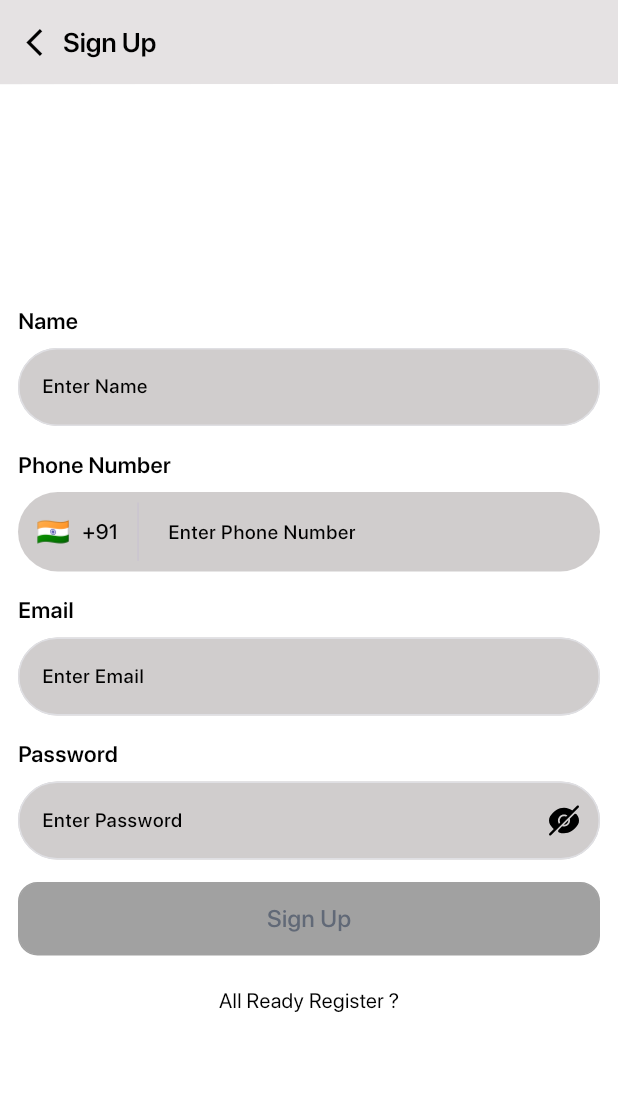
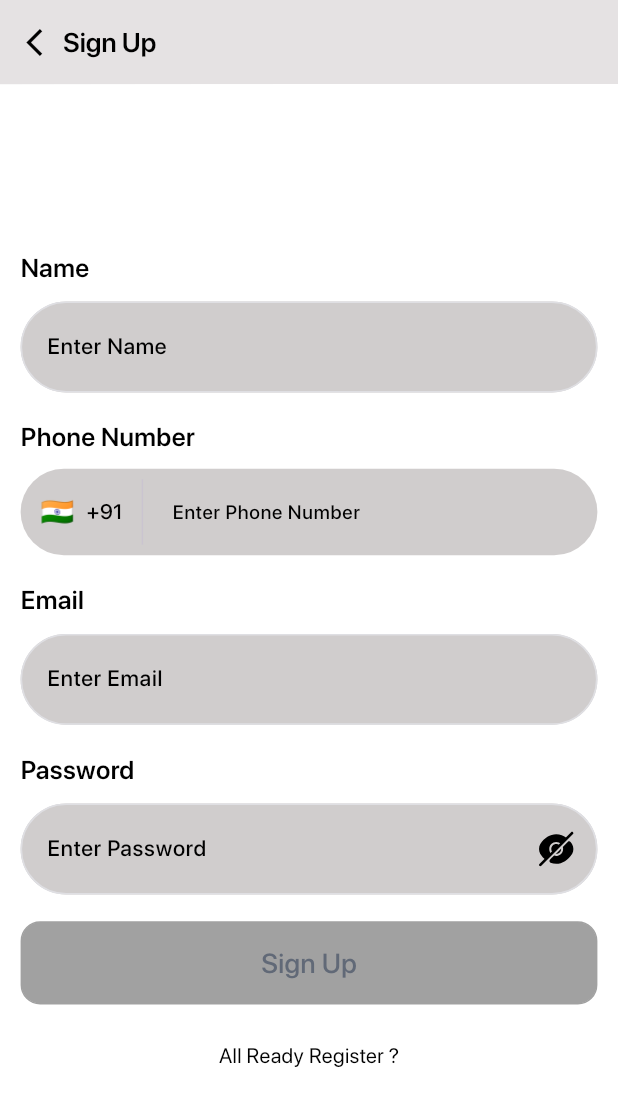
Before and after one commit to priyankpm/flutter_code_structure_bloc, a Flutter app: the SignUpScreen screen opened by its route, on a phone screen of 412 x 824 dp. Shown: the top 1106 px of the screen. Run offline on Flutter 3.47's test engine with Material 3 defaults, Android fonts, the phone set to English and light mode, and no system bars; our stand-ins replace cached_network_image, dio, equatable, firebase_auth, flutter_bloc, flutter_screenutil and 6 more; missing offline and left inert: dart_either; accounts and stored records are empty; project files that could hold a hidden picture were left out.

Commit message:
- add flutter screen util

```diff
--- a/lib/plugin/CountryCodePicker/country_picker_dialog.dart
+++ b/lib/plugin/CountryCodePicker/country_picker_dialog.dart
@@ -1,12 +1,10 @@
 import 'package:flutter/material.dart';
-import 'package:flutter_svg/svg.dart';
 import 'package:project_structure_bloc/generated/l10n.dart';
 import 'package:project_structure_bloc/plugin/CountryCodePicker/helpers.dart';
 import 'package:project_structure_bloc/presentation/common/text/common_text.dart';
 import 'package:project_structure_bloc/presentation/common/text_field/common_text_field.dart';
 import 'package:project_structure_bloc/presentation/utils/app_colors.dart';
 import 'package:project_structure_bloc/presentation/utils/app_constant.dart';
-import 'package:project_structure_bloc/presentation/utils/asset.dart';
 import 'package:project_structure_bloc/presentation/utils/size.dart';
 import 'package:project_structure_bloc/presentation/utils/styles.dart';
 
@@ -144,7 +142,7 @@ class _CountryPickerDialogState extends State<CountryPickerDialog> {
                   shrinkWrap: true,
                   itemCount: _filteredCountries.length,
                   itemBuilder: (ctx, index) => Padding(
-                    padding: const EdgeInsets.only(bottom: Spacing.medium),
+                    padding: EdgeInsets.only(bottom: Spacing.medium),
                     child: GestureDetector(
                       onTap: () {
                         _selectedCountry = _filteredCountries[index];
--- a/lib/presentation/common/text/common_text.dart
+++ b/lib/presentation/common/text/common_text.dart
@@ -1,4 +1,5 @@
 import 'package:flutter/material.dart';
+import 'package:flutter_screenutil/flutter_screenutil.dart';
 import 'package:project_structure_bloc/presentation/utils/app_colors.dart';
 import 'package:project_structure_bloc/presentation/utils/app_constant.dart';
 
@@ -45,7 +46,7 @@ class CommonText extends StatelessWidget {
       softWrap: softWrap ?? false,
       style: TextStyle(
           fontStyle: fontStyle,
-          fontSize: fontSize,
+          fontSize: fontSize?.sp,
           fontWeight: fontWeight,
           color: color ?? AppColors.textPrimaryColor,
           letterSpacing: letterSpacing,
--- a/lib/presentation/common/text_field/common_text_field.dart
+++ b/lib/presentation/common/text_field/common_text_field.dart
@@ -1,4 +1,5 @@
 import 'package:flutter/material.dart';
+import 'package:flutter_screenutil/flutter_screenutil.dart';
 import 'package:project_structure_bloc/presentation/common/error_view/error_text_widget.dart';
 import 'package:project_structure_bloc/presentation/common/icon_view/common_icon_view.dart';
 import 'package:project_structure_bloc/presentation/common/text/common_text.dart';
@@ -80,7 +81,7 @@ class _CommonTextFieldState extends State<CommonTextField> {
       children: [
         if (widget.labelText != null && (widget.labelText?.isNotEmpty ?? false))
           Padding(
-            padding: EdgeInsets.only(bottom: 8),
+            padding: EdgeInsets.only(bottom: 8.h),
             child: CommonText(
               string: widget.labelText ?? "",
               fontWeight: FontWeight.w600,
@@ -100,7 +101,7 @@ class _CommonTextFieldState extends State<CommonTextField> {
                 readOnly: widget.readOnly,
                 style: TextStyle(
                   fontWeight: FontWeight.w500,
-                  fontSize: Spacing.medium,
+                  fontSize: Spacing.medium.sp,
                   color: AppColors.textPrimaryColor,
                   letterSpacing: 0.5,
                 ),
@@ -147,7 +148,7 @@ class _CommonTextFieldState extends State<CommonTextField> {
                   hintText: widget.hintText,
                   hintStyle: AppTextStyle().commonTextStyle(
                     textColor: AppColors.textPrimaryColor,
-                    fontSize: 13,
+                    fontSize: 13.sp,
                     appFontStyle: AppFontStyle.medium,
                   ),
                   error:
@@ -159,13 +160,13 @@ class _CommonTextFieldState extends State<CommonTextField> {
                   fillColor: widget.fillColor ?? AppColors.cardBgColor,
                   disabledBorder: OutlineInputBorder(
                     borderRadius: BorderRadius.all(
-                      Radius.circular(widget.radius ?? 50),
+                      Radius.circular((widget.radius ?? 50).r),
                     ),
                     borderSide: BorderSide(color: AppColors.cardBgColor2),
                   ),
                   enabledBorder: OutlineInputBorder(
                     borderRadius: BorderRadius.all(
-                      Radius.circular(widget.radius ?? 50),
+                      Radius.circular((widget.radius ?? 50).r),
                     ),
                     borderSide: BorderSide(
                       color: widget.enableColor ?? AppColors.cardBgColor2,
@@ -173,7 +174,7 @@ class _CommonTextFieldState extends State<CommonTextField> {
                   ),
                   border: OutlineInputBorder(
                     borderRadius: BorderRadius.all(
-                      Radius.circular(widget.radius ?? 50),
+                      Radius.circular((widget.radius ?? 50).r),
                     ),
                     borderSide: BorderSide(
                       color: widget.focusedColor ?? AppColors.cardBgColor2,
@@ -181,13 +182,13 @@ class _CommonTextFieldState extends State<CommonTextField> {
                   ),
                   focusedBorder: OutlineInputBorder(
                     borderRadius: BorderRadius.all(
-                      Radius.circular(widget.radius ?? 50),
+                      Radius.circular((widget.radius ?? 50).r),
                     ),
                     borderSide: BorderSide(color: AppColors.textPrimaryColor),
                   ),
                   errorBorder: OutlineInputBorder(
                     borderRadius: BorderRadius.all(
-                      Radius.circular(widget.radius ?? 50),
+                      Radius.circular((widget.radius ?? 50).r),
                     ),
                     borderSide: BorderSide(color: AppColors.redColor),
                   ),
--- a/lib/presentation/pages/dashboard/widget/custom_bottom_bar.dart
+++ b/lib/presentation/pages/dashboard/widget/custom_bottom_bar.dart
@@ -41,7 +41,7 @@ class CustomBottomBar extends StatelessWidget {
         color: AppColors.appbarBgColor,
         border: Border.all(color: AppColors.borderColor, width: 0.5),
       ),
-      padding: const EdgeInsets.symmetric(
+      padding: EdgeInsets.symmetric(
         vertical: Spacing.medium,
         horizontal: Spacing.xSmall,
       ),
--- a/lib/presentation/pages/login/login_screen.dart
+++ b/lib/presentation/pages/login/login_screen.dart
@@ -38,7 +38,7 @@ class _LoginScreenState extends State<LoginScreen> {
           },
           builder: (context, state) {
             return Padding(
-              padding: .symmetric(
+              padding: EdgeInsets.symmetric(
                 vertical: Spacing.small,
                 horizontal: Spacing.medium,
               ),
--- a/lib/presentation/pages/sign_up/sign_up_screen.dart
+++ b/lib/presentation/pages/sign_up/sign_up_screen.dart
@@ -42,7 +42,7 @@ class _SignUpScreenState extends State<SignUpScreen> {
           },
           builder: (context, state) {
             return Padding(
-              padding: .symmetric(
+              padding: EdgeInsets.symmetric(
                 vertical: Spacing.small,
                 horizontal: Spacing.medium,
               ),
--- a/lib/presentation/utils/size.dart
+++ b/lib/presentation/utils/size.dart
@@ -1,64 +1,64 @@
 import 'package:flutter/material.dart';
+import 'package:flutter_screenutil/flutter_screenutil.dart';
 
 abstract interface class Spacing {
-  static const double none = 0;
-  static const double xxSmall = 2;
-  static const double xSmall = 4;
-  static const double small = 8;
-  static const double medium = 12;
-  static const double normal = 16;
-  static const double large = 20;
-  static const double xLarge = 24;
-  static const double xxLarge = 32;
-  static const double xxxLarge = 40;
-  static const double xxxxLarge = 56;
+  static double none = 0;
+  static double xxSmall = 2.w;
+  static double xSmall = 4.w;
+  static double small = 8.w;
+  static double medium = 12.w;
+  static double normal = 16.w;
+  static double large = 20.w;
+  static double xLarge = 24.w;
+  static double xxLarge = 32.w;
+  static double xxxLarge = 40.w;
+  static double xxxxLarge = 56.w;
 
-  static SizedBox height5() => const SizedBox(height: 5);
-  static SizedBox height8() => const SizedBox(height: 8);
-  static SizedBox height10() => const SizedBox(height: 10);
-  static SizedBox height15() => const SizedBox(height: 15);
-  static SizedBox height100() => const SizedBox(height: 100);
-  static SizedBox height20() => const SizedBox(height: 20);
-  static SizedBox height30() => const SizedBox(height: 30);
-  static SizedBox height50() => const SizedBox(height: 50);
-  static SizedBox width5() => const SizedBox(width: 5);
-  static SizedBox width10() => const SizedBox(width: 10);
-  static SizedBox width20() => const SizedBox(width: 20);
-  static SizedBox customHeight(double height) =>  SizedBox(height: height);
+  static SizedBox height5() => SizedBox(height: 5.h);
+  static SizedBox height8() => SizedBox(height: 8.h);
+  static SizedBox height10() => SizedBox(height: 10.h);
+  static SizedBox height15() => SizedBox(height: 15.h);
+  static SizedBox height100() => SizedBox(height: 100.h);
+  static SizedBox height20() => SizedBox(height: 20.h);
+  static SizedBox height30() => SizedBox(height: 30.h);
+  static SizedBox height50() => SizedBox(height: 50.h);
+  static SizedBox width5() => SizedBox(width: 5.w);
+  static SizedBox width10() => SizedBox(width: 10.w);
+  static SizedBox width20() => SizedBox(width: 20.w);
+  static SizedBox customHeight(double height) => SizedBox(height: height.h);
 }
 
-
 abstract interface class RadiusValues {
-  static const Radius none = Radius.circular(0);
-  static const Radius xSmall = Radius.circular(4);
-  static const Radius small = Radius.circular(8);
-  static const Radius medium = Radius.circular(12);
-  static const Radius normal = Radius.circular(16);
-  static const Radius large = Radius.circular(20);
-  static const Radius xLarge = Radius.circular(24);
-  static const Radius xxLarge = Radius.circular(32);
-  static const Radius xxxLarge = Radius.circular(40);
+  static Radius none = const Radius.circular(0);
+  static Radius xSmall = Radius.circular(4.r);
+  static Radius small = Radius.circular(8.r);
+  static Radius medium = Radius.circular(12.r);
+  static Radius normal = Radius.circular(16.r);
+  static Radius large = Radius.circular(20.r);
+  static Radius xLarge = Radius.circular(24.r);
+  static Radius xxLarge = Radius.circular(32.r);
+  static Radius xxxLarge = Radius.circular(40.r);
 }
 
 abstract interface class ShapeBorderRadius {
-  static const BorderRadius none = BorderRadius.all(RadiusValues.none);
-  static const BorderRadius xSmall = BorderRadius.all(RadiusValues.xSmall);
-  static const BorderRadius small = BorderRadius.all(RadiusValues.small);
-  static const BorderRadius medium = BorderRadius.all(RadiusValues.medium);
-  static const BorderRadius normal = BorderRadius.all(RadiusValues.normal);
-  static const BorderRadius large = BorderRadius.all(RadiusValues.large);
-  static const BorderRadius xLarge = BorderRadius.all(RadiusValues.xLarge);
-  static const BorderRadius xxLarge = BorderRadius.all(RadiusValues.xxLarge);
-  static const BorderRadius xxxLarge = BorderRadius.all(RadiusValues.xxxLarge);
+  static BorderRadius none = BorderRadius.all(RadiusValues.none);
+  static BorderRadius xSmall = BorderRadius.all(RadiusValues.xSmall);
+  static BorderRadius small = BorderRadius.all(RadiusValues.small);
+  static BorderRadius medium = BorderRadius.all(RadiusValues.medium);
+  static BorderRadius normal = BorderRadius.all(RadiusValues.normal);
+  static BorderRadius large = BorderRadius.all(RadiusValues.large);
+  static BorderRadius xLarge = BorderRadius.all(RadiusValues.xLarge);
+  static BorderRadius xxLarge = BorderRadius.all(RadiusValues.xxLarge);
+  static BorderRadius xxxLarge = BorderRadius.all(RadiusValues.xxxLarge);
 }
 
 abstract class PaddingValue {
-  static const EdgeInsetsDirectional zero = EdgeInsetsDirectional.zero;
-  static const EdgeInsetsDirectional xSmall = EdgeInsetsDirectional.all(Spacing.xSmall);
-  static const EdgeInsetsDirectional small = EdgeInsetsDirectional.all(Spacing.small);
-  static const EdgeInsetsDirectional medium = EdgeInsetsDirectional.all(Spacing.medium);
-  static const EdgeInsetsDirectional normal = EdgeInsetsDirectional.all(Spacing.normal);
-  static const EdgeInsetsDirectional large = EdgeInsetsDirectional.all(Spacing.large);
-  static const EdgeInsetsDirectional xLarge = EdgeInsetsDirectional.all(Spacing.xLarge);
-  static const EdgeInsetsDirectional xxLarge = EdgeInsetsDirectional.all(Spacing.xxLarge);
+  static EdgeInsetsDirectional zero = EdgeInsetsDirectional.zero;
+  static EdgeInsetsDirectional xSmall = EdgeInsetsDirectional.all(Spacing.xSmall);
+  static EdgeInsetsDirectional small = EdgeInsetsDirectional.all(Spacing.small);
+  static EdgeInsetsDirectional medium = EdgeInsetsDirectional.all(Spacing.medium);
+  static EdgeInsetsDirectional normal = EdgeInsetsDirectional.all(Spacing.normal);
+  static EdgeInsetsDirectional large = EdgeInsetsDirectional.all(Spacing.large);
+  static EdgeInsetsDirectional xLarge = EdgeInsetsDirectional.all(Spacing.xLarge);
+  static EdgeInsetsDirectional xxLarge = EdgeInsetsDirectional.all(Spacing.xxLarge);
 }
--- a/pubspec.yaml
+++ b/pubspec.yaml
@@ -48,6 +48,7 @@ dependencies:
   dart_either: ^2.0.0
   firebase_auth: ^5.5.4
   sign_in_with_apple: ^7.0.1
+  flutter_screenutil: ^5.9.3
 
 dev_dependencies:
   flutter_test:
```
Also changed, not shown: lib/main.dart (+8 -1 lines), pubspec.lock.
